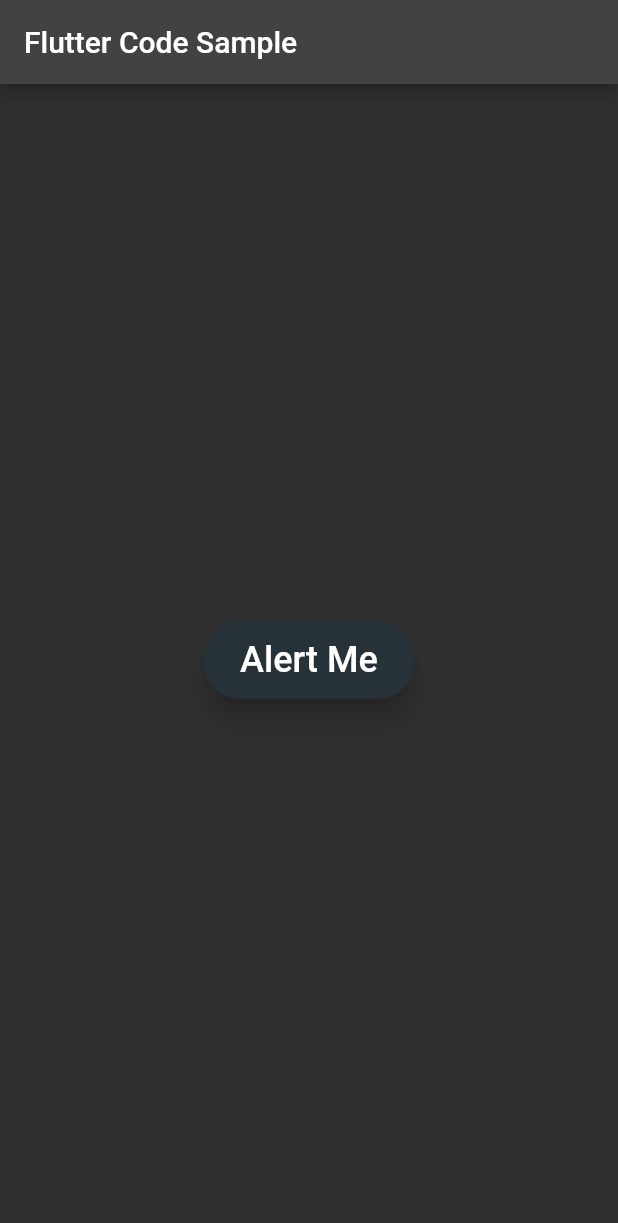
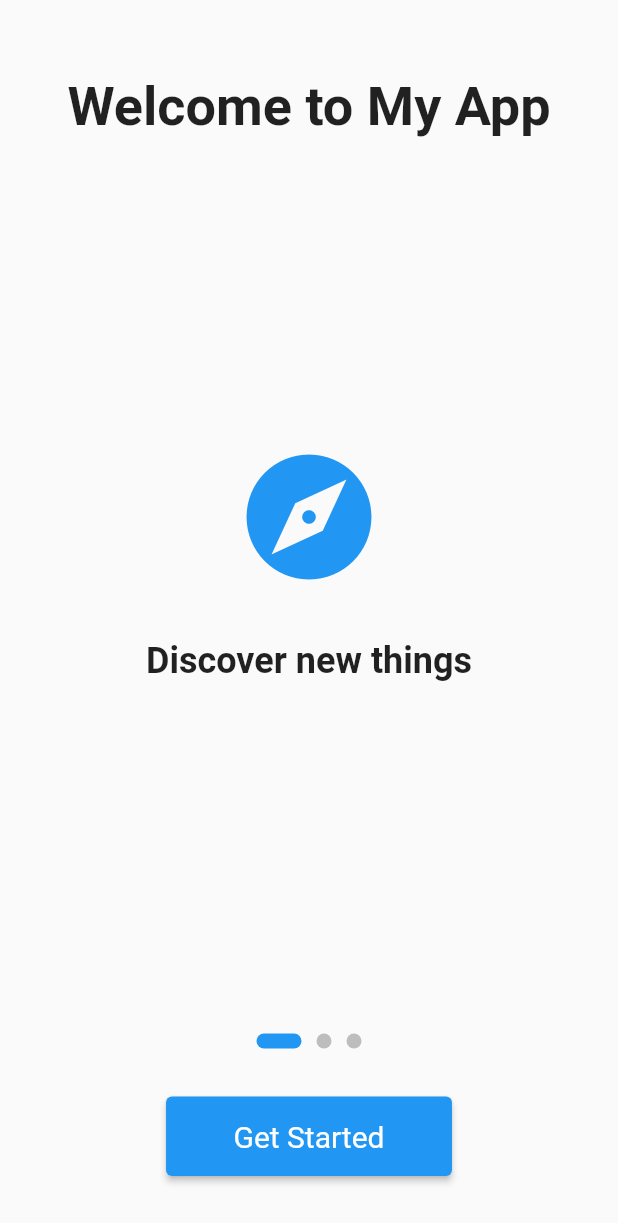
Before and after one commit to gtchakama/flutter_road, a Flutter app: the screen it shows after launch, on a phone screen of 412 x 824 dp. Shown: the top 1223 px of the screen. Run offline on Flutter 3.47's test engine with Material 2 defaults, Android fonts, the phone set to English and light mode, and no system bars.

Commit message:
Update main.dart

```diff
--- a/lib/main.dart
+++ b/lib/main.dart
@@ -1,58 +1,145 @@
 import 'package:flutter/material.dart';
+import 'screens/home_screen.dart';
 
-void main() => runApp(const MyApp());
+void main() {
+  runApp(MyApp());
+}
 
 class MyApp extends StatelessWidget {
-  const MyApp({Key? key}) : super(key: key);
+  @override
+  Widget build(BuildContext context) {
+    return MaterialApp(
+      title: 'My App',
+      theme: ThemeData(
+        primarySwatch: Colors.blue,
+        visualDensity: VisualDensity.adaptivePlatformDensity,
+      ),
+      home: IntroductionScreen(),
+    );
+  }
+}
 
-  static const String _title = 'Flutter Code Sample';
+class IntroductionScreen extends StatefulWidget {
+  @override
+  _IntroductionScreenState createState() => _IntroductionScreenState();
+}
+
+class _IntroductionScreenState extends State<IntroductionScreen> {
+  final PageController _pageController = PageController(initialPage: 0);
+  int _currentPage = 0;
+
+  final List<IconData> iconList = [
+    Icons.explore,
+    Icons.people,
+    Icons.favorite,
+  ];
+
+  final List<String> captionList = [
+    'Discover new things',
+    'Connect with friends',
+    'Enjoy your life',
+  ];
+
+  @override
+  void initState() {
+    super.initState();
+  }
+
+  @override
+  void dispose() {
+    _pageController.dispose();
+    super.dispose();
+  }
 
   @override
   Widget build(BuildContext context) {
-    return MaterialApp(
-      theme: ThemeData.dark(),
-      title: _title,
-      home: Scaffold(
-        appBar: AppBar(title: const Text(_title)),
-        body: const MyStatelessWidget(),
+    return Scaffold(
+      body: Column(
+        crossAxisAlignment: CrossAxisAlignment.center,
+        children: [
+          const SizedBox(height: 50),
+          const Padding(
+            padding: EdgeInsets.symmetric(horizontal: 20),
+            child: Text(
+              "Welcome to My App",
+              style: TextStyle(fontSize: 36, fontWeight: FontWeight.bold),
+              textAlign: TextAlign.center,
+            ),
+          ),
+          Expanded(
+            child: PageView.builder(
+              itemCount: iconList.length,
+              controller: _pageController,
+              onPageChanged: (int page) {
+                setState(() {
+                  _currentPage = page;
+                });
+              },
+              itemBuilder: (BuildContext context, int index) {
+                return Container(
+                  padding: const EdgeInsets.all(16.0),
+                  child: Column(
+                    mainAxisAlignment: MainAxisAlignment.center,
+                    children: [
+                      Icon(
+                        iconList[index],
+                        size: 100.0,
+                        color: Colors.blue,
+                      ),
+                      const SizedBox(height: 32.0),
+                      Text(
+                        captionList[index],
+                        style: const TextStyle(
+                          fontSize: 24.0,
+                          fontWeight: FontWeight.bold,
+                        ),
+                        textAlign: TextAlign.center,
+                      ),
+                    ],
+                  ),
+                );
+              },
+            ),
+          ),
+          const SizedBox(height: 32.0),
+          Row(
+            mainAxisAlignment: MainAxisAlignment.center,
+            children: List<Widget>.generate(
+              iconList.length,
+              (int index) {
+                return AnimatedContainer(
+                  duration: const Duration(milliseconds: 300),
+                  height: 10.0,
+                  width: (index == _currentPage) ? 30.0 : 10.0,
+                  margin: const EdgeInsets.symmetric(horizontal: 5.0),
+                  decoration: BoxDecoration(
+                    borderRadius: BorderRadius.circular(5.0),
+                    color: (index == _currentPage)
+                        ? Colors.blue
+                        : Colors.grey[400],
+                  ),
+                );
+              },
+            ),
+          ),
+          const SizedBox(height: 32.0),
+          ElevatedButton(
+            onPressed: () {
+              Navigator.pushReplacement(
+                context,
+                MaterialPageRoute(builder: (context) => const HomeScreen()),
+              );
+            },
+            style: ElevatedButton.styleFrom(
+              primary: Colors.blue,
+              textStyle: const TextStyle(fontSize: 20),
+              padding: const EdgeInsets.symmetric(vertical: 15, horizontal: 45),
+            ),
+            child: const Text('Get Started'),
+          ),
+          const SizedBox(height: 40),
+        ],
       ),
     );
   }
 }
-
-class MyStatelessWidget extends StatelessWidget {
-  const MyStatelessWidget({Key? key}) : super(key: key);
-
-  @override
-  Widget build(BuildContext context) {
-    return Center(
-      child: ElevatedButton(
-        style: ElevatedButton.styleFrom(
-          primary: Colors.blueGrey[900], // Background color
-          onPrimary: Colors.white, // Text color
-          padding: const EdgeInsets.symmetric(
-              horizontal: 24, vertical: 12), // Button padding
-          shape: RoundedRectangleBorder(
-              borderRadius: BorderRadius.circular(24)), // Button border radius
-          elevation: 8, // Button shadow
-        ),
-        onPressed: () {
-          showDialog(
-              context: context,
-              builder: (context) => AlertDialog(
-                    title: const Text('Flutter Tips'),
-                    contentPadding: const EdgeInsets.all(20.0),
-                    content: const Text('This is a Flutter Tips App'),
-                    actions: [
-                      TextButton(
-                        onPressed: () => Navigator.of(context).pop(),
-                        child: const Text('Close'),
-                      ),
-                    ],
-                  ));
-        },
-        child: const Text('Alert Me', style: TextStyle(fontSize: 24)),
-      ),
-    );
-  }
-}
```
